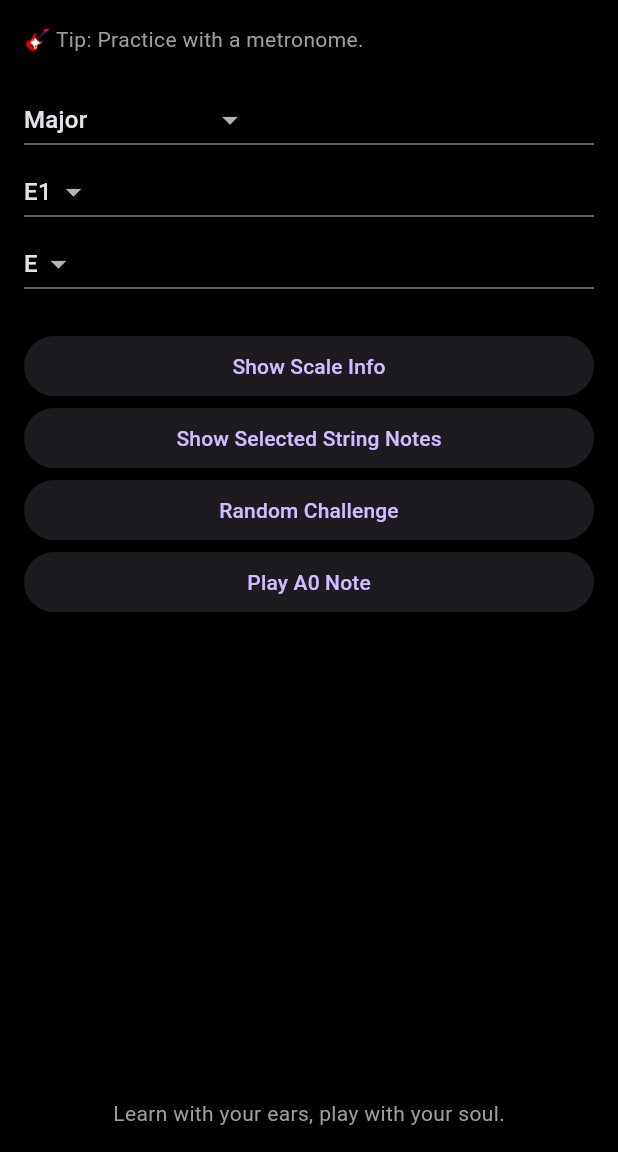
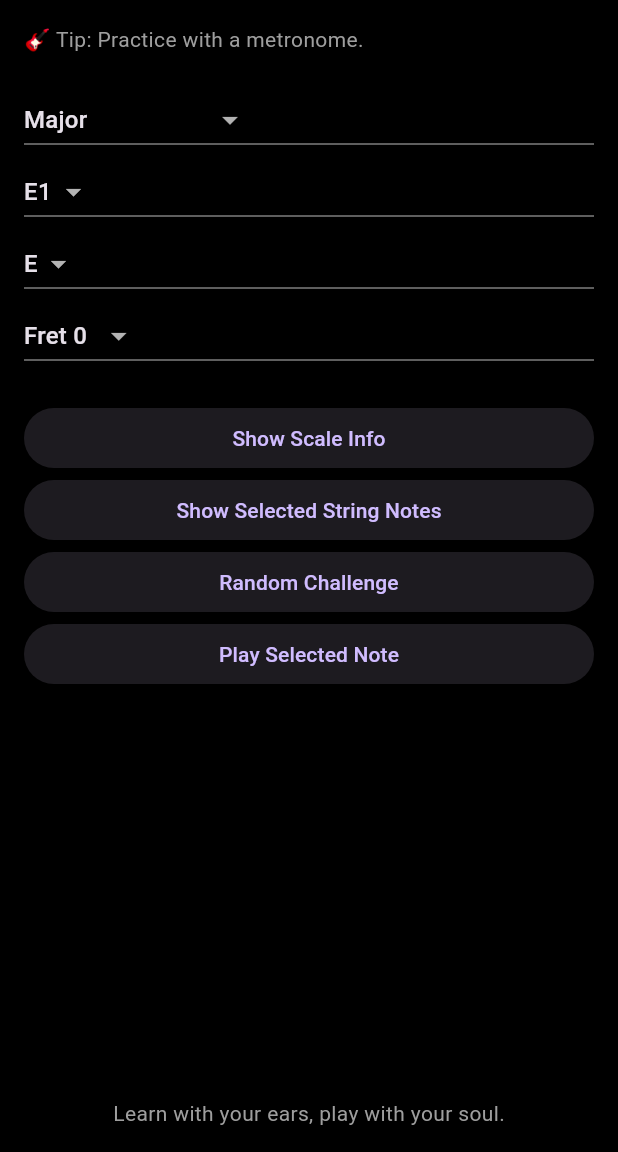
Before and after one commit to monikatomanek/bass_trainer, a Flutter app: the screen it shows after launch, on a phone screen of 412 x 824 dp, the part 84-1236 px from its top. Run offline on Flutter 3.47's test engine with Material 3 defaults, Android fonts, the phone set to English and light mode, and no system bars; our stand-ins replace audioplayers.

Commit message:
Add dynamic note playback for selected string and fret

```diff
--- a/lib/main.dart
+++ b/lib/main.dart
@@ -46,11 +46,12 @@ class BassTrainerHomeState extends State<BassTrainerHome> {
   String selectedScale = "Major";
   String selectedRoot = "E1";
   String selectedString = "E";
+  int selectedFret = 0;
 
   List<String> get stringOptions => fretboard.keys.toList();
   List<String> get rootOptions => [
-    "E1", "F", "F#", "G", "G#", "A", "A#", "B", "C", "C#", "D", "D#", "E2"
-  ];
+        "E1", "F", "F#", "G", "G#", "A", "A#", "B", "C", "C#", "D", "D#", "E2"
+      ];
   List<String> get scaleOptions => scales.keys.toList();
 
   final List<String> tips = [
@@ -102,6 +103,7 @@ class BassTrainerHomeState extends State<BassTrainerHome> {
       selectedScale = scaleOptions[rand.nextInt(scaleOptions.length)];
       selectedRoot = rootOptions[rand.nextInt(rootOptions.length)];
       selectedString = stringOptions[rand.nextInt(stringOptions.length)];
+      selectedFret = rand.nextInt(13);
     });
     showDialog(
       context: context,
@@ -144,6 +146,12 @@ class BassTrainerHomeState extends State<BassTrainerHome> {
               items: stringOptions.map((s) => DropdownMenuItem(value: s, child: Text(s))).toList(),
               dropdownColor: Colors.grey[900],
             ),
+            DropdownButton<int>(
+              value: selectedFret,
+              onChanged: (val) => setState(() => selectedFret = val!),
+              items: List.generate(13, (i) => DropdownMenuItem(value: i, child: Text("Fret $i"))),
+              dropdownColor: Colors.grey[900],
+            ),
             const SizedBox(height: 20),
             ElevatedButton(
               onPressed: () => showScaleInfo(context),
@@ -158,8 +166,8 @@ class BassTrainerHomeState extends State<BassTrainerHome> {
               child: const Text("Random Challenge"),
             ),
             ElevatedButton(
-              onPressed: () => playNote("a0.mp3"),
-              child: const Text("Play A0 Note"),
+              onPressed: () => playNote("${selectedString.toLowerCase()}$selectedFret.mp3"),
+              child: const Text("Play Selected Note"),
             ),
             const Spacer(),
             const Center(
```
